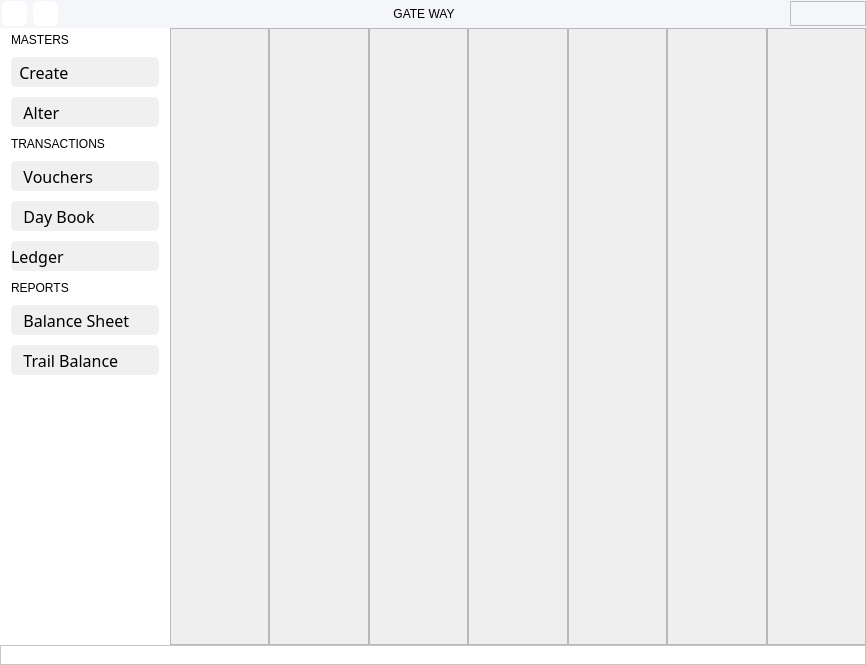
This is Resources/Ui/Gateways.ui in Darshitjivani/MBAS as Qt 5 draws it before an edit. The edited form follows.
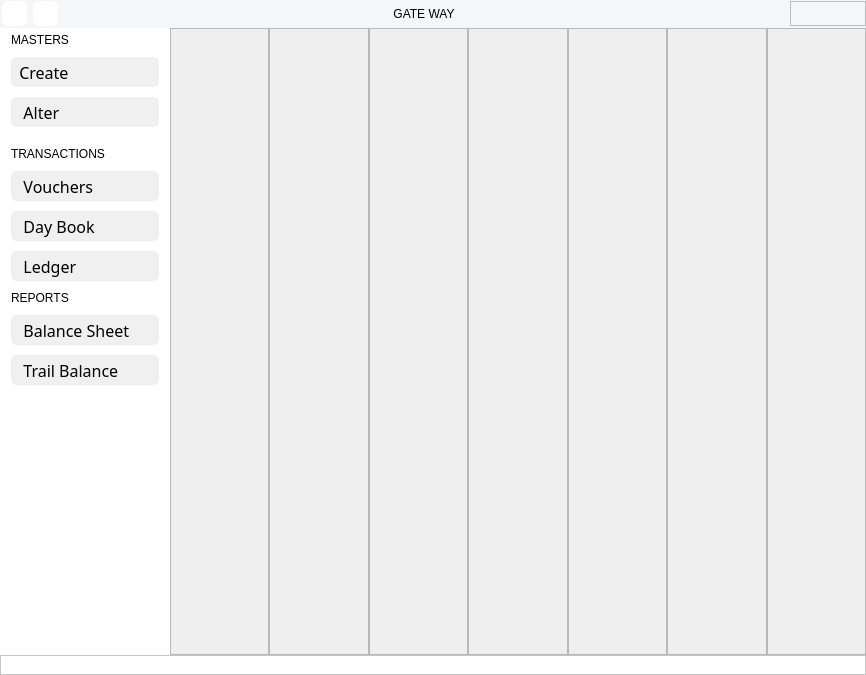
This is the edited form. Icons and pictures are not drawn.

Commit message: 05/10/23 changes in ui and daybook, Trial balance

Patch:
```diff
--- a/Resources/Ui/Gateways.ui
+++ b/Resources/Ui/Gateways.ui
@@ -7,7 +7,7 @@
     <x>0</x>
     <y>0</y>
     <width>866</width>
-    <height>665</height>
+    <height>672</height>
    </rect>
   </property>
   <property name="windowTitle">
@@ -699,16 +699,6 @@
         <number>10</number>
        </property>
        <item row="8" column="0">
-        <widget class="QLabel" name="label_9">
-         <property name="styleSheet">
-          <string notr="true"/>
-         </property>
-         <property name="text">
-          <string>REPORTS</string>
-         </property>
-        </widget>
-       </item>
-       <item row="7" column="0">
         <widget class="QPushButton" name="pbLedgerBalance">
          <property name="minimumSize">
           <size>
@@ -735,7 +725,17 @@
                                                 color: #ffffff;}</string>
          </property>
          <property name="text">
-          <string>Ledger</string>
+          <string>   Ledger</string>
+         </property>
+         <property name="icon">
+          <iconset>
+           <normaloff>../icons/ledger.svg</normaloff>../icons/ledger.svg</iconset>
+         </property>
+         <property name="iconSize">
+          <size>
+           <width>20</width>
+           <height>20</height>
+          </size>
          </property>
          <property name="shortcut">
           <string>L</string>
@@ -786,7 +786,7 @@
          </property>
         </widget>
        </item>
-       <item row="6" column="0">
+       <item row="7" column="0">
         <widget class="QPushButton" name="pbDayBook">
          <property name="minimumSize">
           <size>
@@ -830,7 +830,20 @@
          </property>
         </widget>
        </item>
-       <item row="5" column="0">
+       <item row="4" column="0">
+        <widget class="Line" name="line_2">
+         <property name="minimumSize">
+          <size>
+           <width>0</width>
+           <height>0</height>
+          </size>
+         </property>
+         <property name="orientation">
+          <enum>Qt::Vertical</enum>
+         </property>
+        </widget>
+       </item>
+       <item row="6" column="0">
         <widget class="QPushButton" name="pbVouchers">
          <property name="minimumSize">
           <size>
@@ -874,61 +887,7 @@
          </property>
         </widget>
        </item>
-       <item row="9" column="0">
-        <widget class="QPushButton" name="pbBalanceSheet">
-         <property name="minimumSize">
-          <size>
-           <width>148</width>
-           <height>30</height>
-          </size>
-         </property>
-         <property name="styleSheet">
-          <string notr="true">QPushButton {
-                                                font: 63 11pt Segoe UI Semibold;
-                                                background-color: #f0f0f0;
-                                                color: #000000;
-                                                border: none;
-                                                text-align:left;
-                                                text-decoration: none;
-                                                display: inline-block;
-                                                font-size: 16px;
-                                            
-                                                border-radius: 5px;}
-
-
-                                                QPushButton:hover {
-                                                background-color: #6c757e;
-                                                color: #ffffff;}</string>
-         </property>
-         <property name="text">
-          <string>   Balance Sheet</string>
-         </property>
-         <property name="icon">
-          <iconset>
-           <normaloff>../icons/balancesheet.svg</normaloff>../icons/balancesheet.svg</iconset>
-         </property>
-         <property name="iconSize">
-          <size>
-           <width>20</width>
-           <height>20</height>
-          </size>
-         </property>
-         <property name="shortcut">
-          <string>B</string>
-         </property>
-        </widget>
-       </item>
-       <item row="4" column="0">
-        <widget class="QLabel" name="label_10">
-         <property name="styleSheet">
-          <string notr="true"/>
-         </property>
-         <property name="text">
-          <string>TRANSACTIONS</string>
-         </property>
-        </widget>
-       </item>
-       <item row="10" column="0">
+       <item row="11" column="0">
         <widget class="QPushButton" name="pbTrailBalance">
          <property name="minimumSize">
           <size>
@@ -972,7 +931,7 @@
          </property>
         </widget>
        </item>
-       <item row="11" column="0">
+       <item row="12" column="0">
         <widget class="Line" name="line_3">
          <property name="sizePolicy">
           <sizepolicy hsizetype="Fixed" vsizetype="Expanding">
@@ -1060,6 +1019,80 @@
          </property>
         </widget>
        </item>
+       <item row="9" column="0">
+        <widget class="QLabel" name="label_9">
+         <property name="styleSheet">
+          <string notr="true"/>
+         </property>
+         <property name="text">
+          <string>REPORTS</string>
+         </property>
+        </widget>
+       </item>
+       <item row="10" column="0">
+        <widget class="QPushButton" name="pbBalanceSheet">
+         <property name="minimumSize">
+          <size>
+           <width>148</width>
+           <height>30</height>
+          </size>
+         </property>
+         <property name="styleSheet">
+          <string notr="true">QPushButton {
+                                                font: 63 11pt Segoe UI Semibold;
+                                                background-color: #f0f0f0;
+                                                color: #000000;
+                                                border: none;
+                                                text-align:left;
+                                                text-decoration: none;
+                                                display: inline-block;
+                                                font-size: 16px;
+                                            
+                                                border-radius: 5px;}
+
+
+                                                QPushButton:hover {
+                                                background-color: #6c757e;
+                                                color: #ffffff;}</string>
+         </property>
+         <property name="text">
+          <string>   Balance Sheet</string>
+         </property>
+         <property name="icon">
+          <iconset>
+           <normaloff>../icons/balancesheet.svg</normaloff>../icons/balancesheet.svg</iconset>
+         </property>
+         <property name="iconSize">
+          <size>
+           <width>20</width>
+           <height>20</height>
+          </size>
+         </property>
+         <property name="shortcut">
+          <string>B</string>
+         </property>
+        </widget>
+       </item>
+       <item row="5" column="0">
+        <widget class="QLabel" name="label_10">
+         <property name="styleSheet">
+          <string notr="true"/>
+         </property>
+         <property name="text">
+          <string>TRANSACTIONS</string>
+         </property>
+        </widget>
+       </item>
+       <item row="0" column="0">
+        <widget class="QLabel" name="label_11">
+         <property name="styleSheet">
+          <string notr="true"/>
+         </property>
+         <property name="text">
+          <string>MASTERS</string>
+         </property>
+        </widget>
+       </item>
       </layout>
      </widget>
     </item>
```
Left out of the diff: 10 changed lines with no effect on the pictures. The commit also changes 24 other files.
